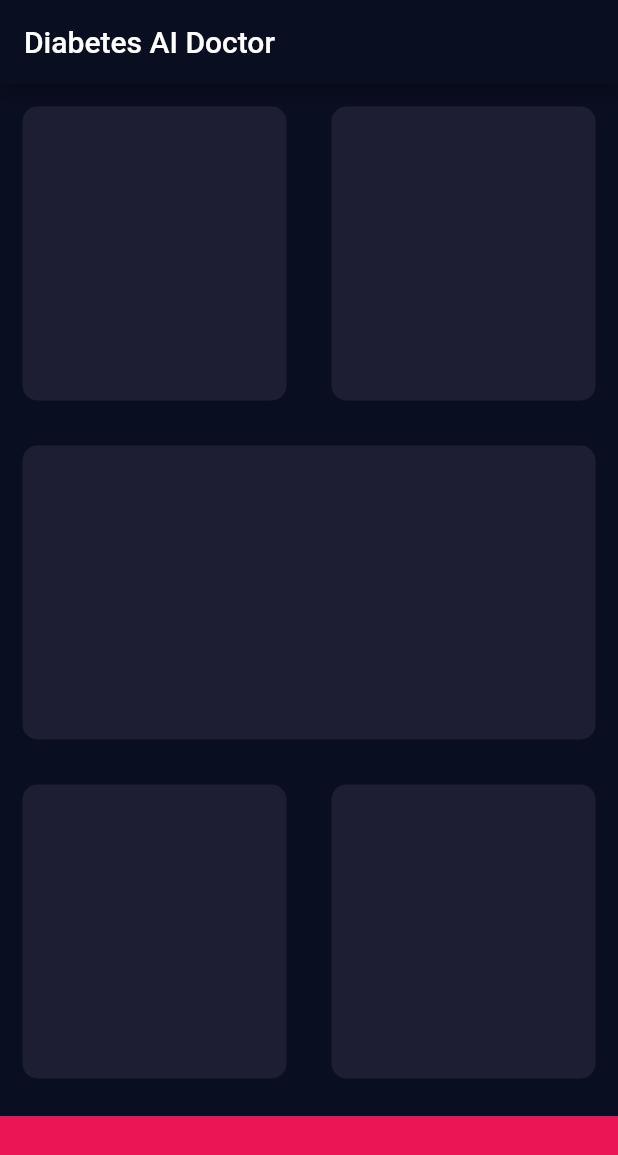
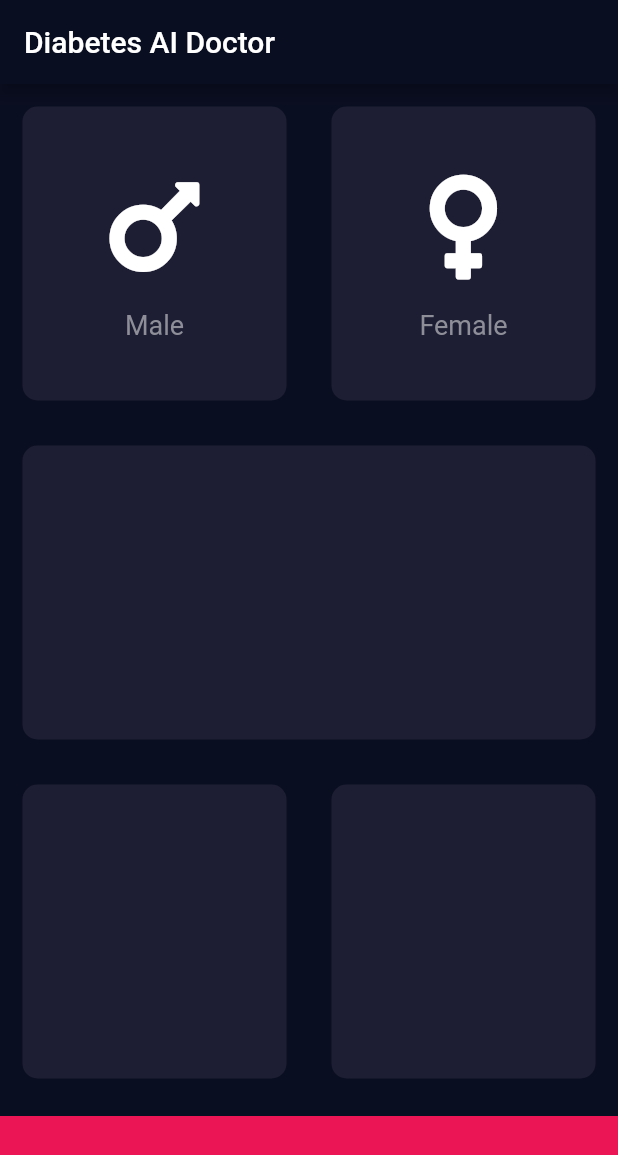
Before and after one commit to diop/diabetes-ai-doctor, a Flutter app: the screen it shows after launch, on a phone screen of 412 x 824 dp. Shown: the top 1155 px of the screen. Run offline on Flutter 3.47's test engine with Material 2 defaults, Android fonts, the phone set to English and light mode, and no system bars; our stand-ins replace font_awesome_flutter.

Commit message:
add fontawesome icons for male and female

```diff
--- a/lib/input_page.dart
+++ b/lib/input_page.dart
@@ -1,4 +1,5 @@
 import 'package:flutter/material.dart';
+import 'package:font_awesome_flutter/font_awesome_flutter.dart';
 
 const bottomContainerHeight = 80.0;
 const activeCardColor = Color(0xFF1D1E33);
@@ -21,10 +22,22 @@ class _InputPageState extends State<InputPage> {
           Expanded(child: Row(
             children: <Widget>[
               Expanded(
-                child: ReusableCard(colour: activeCardColor,),
+                child: ReusableCard(
+                  colour: activeCardColor,
+                  cardChild: IconContent(
+                    icon: FontAwesomeIcons.mars,
+                    label: 'Male',
+                  ),
+                ),
               ),
               Expanded(
-                child: ReusableCard(colour: activeCardColor,),
+                child: ReusableCard(
+                  colour: activeCardColor,
+                  cardChild: IconContent(
+                    icon: FontAwesomeIcons.venus,
+                    label: 'Female',
+                  )
+                ),
               )
             ],
           )),
@@ -53,14 +66,42 @@ class _InputPageState extends State<InputPage> {
   }
 }
 
+class IconContent extends StatelessWidget {
+
+  IconContent({this.icon, this.label});
+
+  final IconData icon;
+  final String label;
+
+  @override
+  Widget build(BuildContext context) {
+    return Column(
+      mainAxisAlignment: MainAxisAlignment.center,
+      children: <Widget>[
+        Icon(
+          icon,
+          size: 80.0
+        ),
+        SizedBox(
+          height: 15.0,
+        ),
+        Text(label, style: TextStyle(
+          fontSize: 18.0, color: Color(0xFF8D8E98)
+        ),)
+      ],);
+  }
+}
+
 class ReusableCard extends StatelessWidget {
-  ReusableCard({@required this.colour});
+  ReusableCard({@required this.colour, this.cardChild});
 
   final Color colour;
+  final Widget cardChild;
 
   @override
   Widget build(BuildContext context) {
     return Container(
+      child: cardChild,
       margin: EdgeInsets.all(15.0),
       decoration: BoxDecoration(
         color: colour,
--- a/pubspec.yaml
+++ b/pubspec.yaml
@@ -11,6 +11,7 @@ dependencies:
     sdk: flutter
 
   cupertino_icons: ^0.1.2
+  font_awesome_flutter: ^8.4.0
 
 dev_dependencies:
   flutter_test:
```
